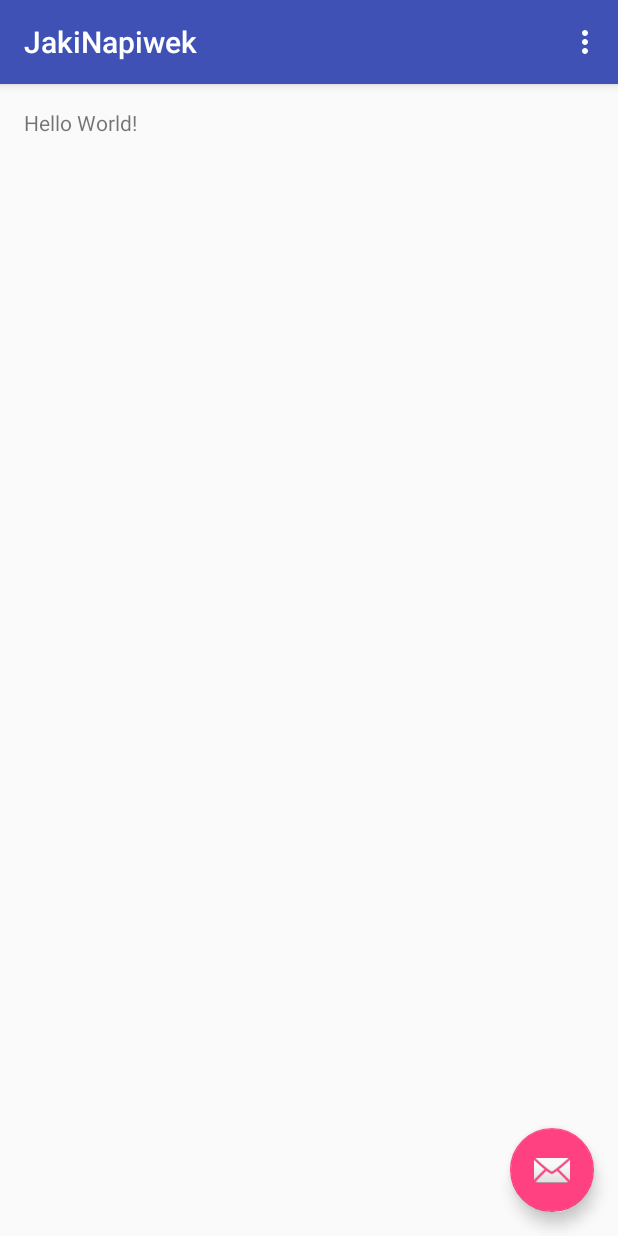
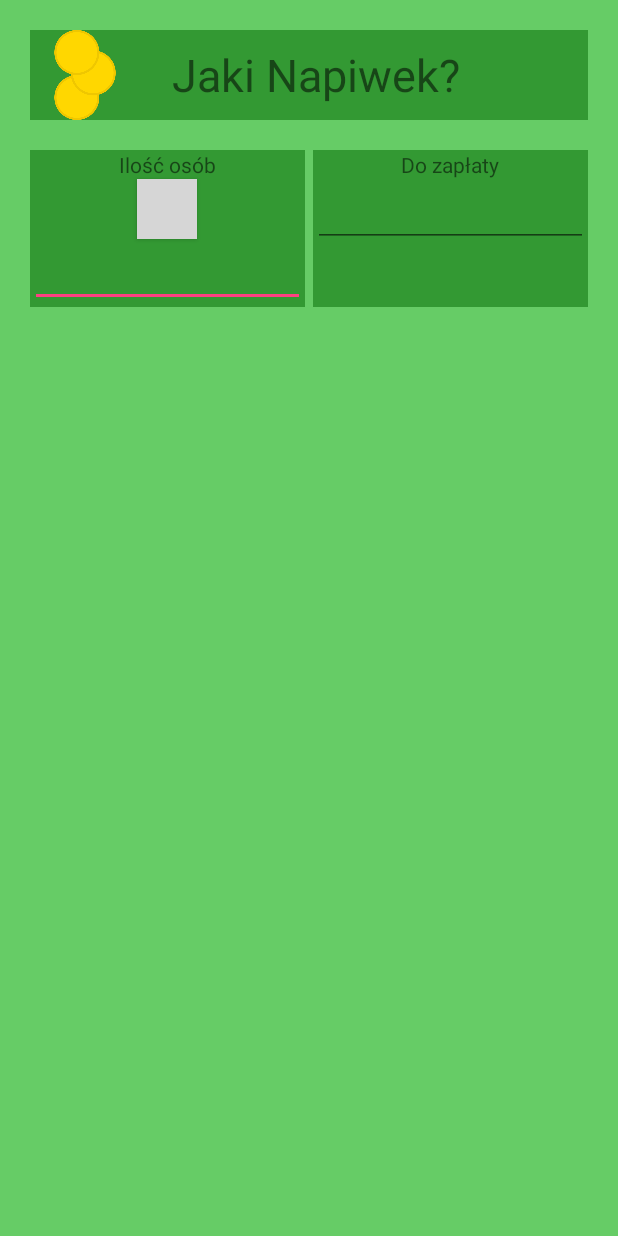
Before and after one commit to jacek444466/JakiNapiwek, an Android app: the screen it shows after launch (MainActivity), on a phone screen of 412 x 824 dp. Run offline under Robolectric (Android 15) with nearby library versions, the phone set to English and light mode, and no system bars; grey boxes are pictures that could not be loaded.

Commit message:
prawie gotowe pierwsze activity

```diff
--- a/app/src/main/java/com/example/jacek/jakinapiwek/MainActivity.java
+++ b/app/src/main/java/com/example/jacek/jakinapiwek/MainActivity.java
@@ -15,17 +15,8 @@ public class MainActivity extends AppCompatActivity {
     protected void onCreate(Bundle savedInstanceState) {
         super.onCreate(savedInstanceState);
         setContentView(R.layout.activity_main);
-        Toolbar toolbar = (Toolbar) findViewById(R.id.toolbar);
-        setSupportActionBar(toolbar);
 
-        FloatingActionButton fab = (FloatingActionButton) findViewById(R.id.fab);
-        fab.setOnClickListener(new View.OnClickListener() {
-            @Override
-            public void onClick(View view) {
-                Snackbar.make(view, "Replace with your own action", Snackbar.LENGTH_LONG)
-                        .setAction("Action", null).show();
-            }
-        });
+
     }
 
     @Override
--- a/app/src/main/java/com/example/jacek/jakinapiwek/druga.java
+++ /dev/null
@@ -1,7 +0,0 @@
-package com.example.jacek.jakinapiwek;
-
-/**
- * Created by jacek on 12.02.2016.
- */
-public class druga {
-}
--- a/app/src/main/res/layout/activity_main.xml
+++ b/app/src/main/res/layout/activity_main.xml
@@ -1,34 +1,106 @@
 <?xml version="1.0" encoding="utf-8"?>
-<android.support.design.widget.CoordinatorLayout xmlns:android="http://schemas.android.com/apk/res/android"
-    xmlns:app="http://schemas.android.com/apk/res-auto"
-    xmlns:tools="http://schemas.android.com/tools"
+<LinearLayout xmlns:android="http://schemas.android.com/apk/res/android"
     android:layout_width="match_parent"
     android:layout_height="match_parent"
-    android:fitsSystemWindows="true"
-    tools:context="com.example.jacek.jakinapiwek.MainActivity">
+    android:orientation="vertical"
+    android:background="#66cc66">
 
-    <android.support.design.widget.AppBarLayout
+
+
+    <LinearLayout
+        android:orientation="horizontal"
         android:layout_width="match_parent"
         android:layout_height="wrap_content"
-        android:theme="@style/AppTheme.AppBarOverlay">
+        android:layout_gravity="center_horizontal"
+        android:layout_marginTop="20dp"
+        android:layout_marginLeft="20dp"
+        android:layout_marginRight="20dp"
+        android:layout_marginBottom="0dp"
+        android:background="#339933">
 
-        <android.support.v7.widget.Toolbar
-            android:id="@+id/toolbar"
+
+        <ImageView
+            android:src="@drawable/coinsy"
             android:layout_width="match_parent"
-            android:layout_height="?attr/actionBarSize"
-            android:background="?attr/colorPrimary"
-            app:popupTheme="@style/AppTheme.PopupOverlay" />
+            android:layout_height="60dp"
+            android:id="@+id/imageView"
+            android:layout_weight="0.8" />
 
-    </android.support.design.widget.AppBarLayout>
+        <TextView
+            android:layout_weight="0.2"
+            android:layout_width="match_parent"
+            android:layout_height="wrap_content"
+            android:layout_gravity="center"
+            android:paddingLeft="20dp"
+            android:textSize="30dp"
+            android:text="Jaki Napiwek?"
+            android:id="@+id/textView2" />
+    </LinearLayout>
+    <LinearLayout
+        android:orientation="horizontal"
+        android:layout_width="match_parent"
+        android:layout_height="wrap_content"
+        android:layout_gravity="center_horizontal"
+        android:layout_margin="20dp"
+        >
 
-    <include layout="@layout/content_main" />
 
-    <android.support.design.widget.FloatingActionButton
-        android:id="@+id/fab"
-        android:layout_width="wrap_content"
-        android:layout_height="wrap_content"
-        android:layout_gravity="bottom|end"
-        android:layout_margin="@dimen/fab_margin"
-        android:src="@android:drawable/ic_dialog_email" />
 
-</android.support.design.widget.CoordinatorLayout>
+        <LinearLayout
+            android:orientation="vertical"
+            android:layout_width="wrap_content"
+            android:layout_height="match_parent"
+            android:layout_weight="0.5"
+            android:layout_marginRight="5dp"
+            android:background="#339933">
+
+            <TextView
+                android:layout_width="wrap_content"
+                android:layout_height="wrap_content"
+                android:text="Ilość osób"
+                android:layout_gravity="center_horizontal"
+                android:id="@+id/textView3" />
+
+
+            <Button
+                android:layout_width="40dp"
+                android:layout_height="40dp"
+                android:background="@drawable/plusjeden"
+                android:layout_gravity="center_horizontal"
+                android:id="@+id/button" />
+
+            <EditText
+                android:layout_width="wrap_content"
+                android:layout_height="wrap_content"
+                android:inputType="number"
+                android:layout_gravity="center_horizontal"
+                android:ems="10"
+                android:id="@+id/editText" />
+        </LinearLayout>
+
+        <LinearLayout
+            android:orientation="vertical"
+            android:layout_width="wrap_content"
+            android:layout_height="match_parent"
+            android:layout_weight="0.5"
+            android:background="#339933">
+
+            <TextView
+                android:layout_width="wrap_content"
+                android:layout_height="wrap_content"
+                android:text="Do zapłaty"
+                android:layout_gravity="center_horizontal"
+                android:id="@+id/textView4" />
+
+            <EditText
+                android:layout_width="wrap_content"
+                android:layout_height="wrap_content"
+                android:inputType="numberSigned"
+                android:ems="10"
+                android:layout_gravity="center_horizontal"
+                android:id="@+id/editText2" />
+        </LinearLayout>
+
+    </LinearLayout>
+
+</LinearLayout>
--- a/app/src/main/res/layout/content_main.xml
+++ b/app/src/main/res/layout/content_main.xml
@@ -16,4 +16,16 @@
         android:layout_width="wrap_content"
         android:layout_height="wrap_content"
         android:text="Hello World!" />
+
+    <LinearLayout
+        android:orientation="horizontal"
+        android:layout_width="match_parent"
+        android:layout_height="match_parent"></LinearLayout>
+
+    <TextView
+        android:layout_width="wrap_content"
+        android:layout_height="wrap_content"
+        android:textAppearance="?android:attr/textAppearanceLarge"
+        android:text="Large Text"
+        android:id="@+id/textView" />
 </RelativeLayout>
```
Also changed, not shown: app/src/main/res/drawable/coinsy.png (added), 1 other file.
